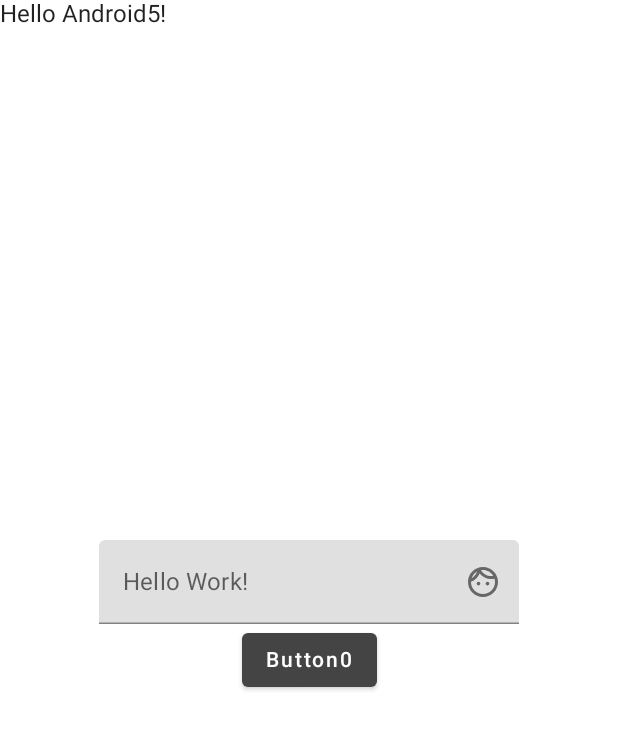
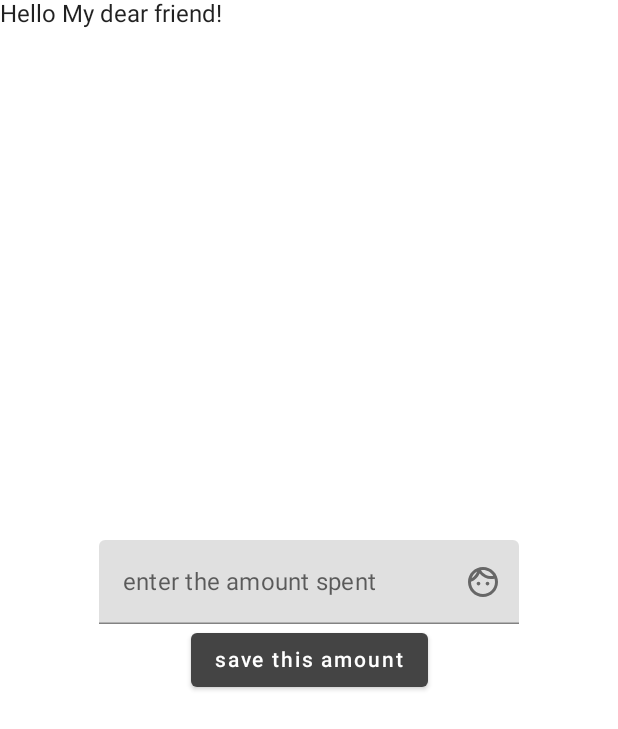
Before and after one commit to shjman/polygon2, an Android app built with Jetpack Compose: the screen it shows after launch (MainActivity), on a phone screen of 412 x 824 dp. Shown: the top 729 px of the screen. Run offline under Robolectric (Android 15) with nearby library versions, the phone set to English and light mode, and no system bars; our stand-ins replace Timber, livedata-compose.

```diff
--- a/app/build.gradle
+++ b/app/build.gradle
@@ -53,8 +53,10 @@ dependencies {
     implementation "androidx.compose.ui:ui:$compose_version"
     implementation "androidx.compose.material:material:$compose_version"
     implementation "androidx.compose.ui:ui-tooling-preview:$compose_version"
+    implementation "androidx.compose.runtime:runtime-livedata:$compose_version"
     debugImplementation "androidx.compose.ui:ui-tooling:$compose_version"
 
+    implementation "androidx.lifecycle:lifecycle-viewmodel-compose:2.4.1"
     implementation 'androidx.lifecycle:lifecycle-runtime-ktx:2.4.1'
     implementation 'androidx.activity:activity-compose:1.4.0'
 
--- a/app/src/main/java/com/shjman/polygon2/MainActivity.kt
+++ b/app/src/main/java/com/shjman/polygon2/MainActivity.kt
@@ -9,30 +9,34 @@ import androidx.compose.material.*
 import androidx.compose.material.icons.Icons
 import androidx.compose.material.icons.outlined.Face
 import androidx.compose.runtime.Composable
-import androidx.compose.runtime.MutableState
-import androidx.compose.runtime.mutableStateOf
-import androidx.compose.runtime.remember
+import androidx.compose.runtime.getValue
+import androidx.compose.runtime.livedata.observeAsState
 import androidx.compose.ui.Alignment
 import androidx.compose.ui.Modifier
 import androidx.compose.ui.graphics.Color
 import androidx.compose.ui.text.input.KeyboardType
 import androidx.compose.ui.tooling.preview.Preview
+import androidx.lifecycle.LiveData
+import androidx.lifecycle.MutableLiveData
+import androidx.lifecycle.ViewModel
+import androidx.lifecycle.viewModelScope
+import androidx.lifecycle.viewmodel.compose.viewModel
 import com.shjman.polygon2.ui.theme.Polygon2Theme
+import kotlinx.coroutines.delay
+import kotlinx.coroutines.launch
 import timber.log.Timber
 
 class MainActivity : ComponentActivity() {
     override fun onCreate(savedInstanceState: Bundle?) {
         super.onCreate(savedInstanceState)
         setContent {
-            val label = remember { mutableStateOf("Button") }
-            val textField = remember { mutableStateOf("") }
             Polygon2Theme {
                 // A surface container using the 'background' color from the theme
                 Surface(
                     modifier = Modifier.fillMaxSize(),
                     color = MaterialTheme.colors.background
                 ) {
-                    Greeting("Android5")
+                    Greeting("My dear friend")
                     Column(
                         modifier = Modifier
                             .fillMaxWidth()
@@ -40,8 +44,7 @@ class MainActivity : ComponentActivity() {
                         verticalArrangement = Arrangement.Center,
                         horizontalAlignment = Alignment.CenterHorizontally
                     ) {
-                        TextField(textField)
-                        ButtonWithColor(textField)
+                        InputAmountSpendScreen()
                     }
                 }
             }
@@ -49,39 +52,50 @@ class MainActivity : ComponentActivity() {
     }
 }
 
-@Composable
-fun Greeting(name: String) {
-    MaterialTheme {
-        Text(text = "Hello $name!")
+class SpentViewModel : ViewModel() {
+    private val _amountSpent: MutableLiveData<Int> = MutableLiveData<Int>(0)
+    val amountSpent: LiveData<Int> = _amountSpent
+
+    fun onAmountSpentChanged(amountSpent: Int) {
+        _amountSpent.value = amountSpent
+    }
+
+    fun onSaveButtonClicked() {
+        viewModelScope.launch {
+            delay(3000)
+            Timber.d("save this amount  == ${amountSpent.value}")
+            _amountSpent.value = 0
+        }
     }
 }
 
 @Composable
-fun TextField(textField: MutableState<String>) {
+fun InputAmountSpendScreen(spentViewModel: SpentViewModel = viewModel()) {
+    val amountSpent: Int by spentViewModel.amountSpent.observeAsState(0)
+    TextField(amountSpent = amountSpent, amountSpentChanged = { spentViewModel.onAmountSpentChanged(it.toIntOrNull() ?: 0) })
+    SaveButton { spentViewModel.onSaveButtonClicked() }
+}
+
+
+@Composable
+fun TextField(amountSpent: Int, amountSpentChanged: (String) -> Unit) {
     TextField(
-        value = textField.value,
+        value = if (amountSpent == 0) "" else amountSpent.toString(),
         singleLine = true,
-        onValueChange = { newText -> textField.value = newText },
+        onValueChange = amountSpentChanged,
         keyboardOptions = KeyboardOptions(keyboardType = KeyboardType.Number),
-        trailingIcon = { Icon(Icons.Outlined.Face, contentDescription = "Дополнительная информация") },
-        placeholder = { Text("Hello Work!") }
+        trailingIcon = { Icon(Icons.Outlined.Face, contentDescription = "trailing icon") },
+        placeholder = { Text("enter the amount spent") }
     )
 }
 
 @Composable
-fun ButtonWithColor(textField: MutableState<String>) {
-    val name = "Button"
-    val labelInt = remember { mutableStateOf(0) }
+fun SaveButton(onSaveAmountClicked: () -> Unit) {
     Button(
-        onClick = {
-            //your onclick code
-            labelInt.value = ++labelInt.value
-            Timber.d("button clicked textField.value = ${textField.value} ")
-        },
+        onClick = onSaveAmountClicked,
         colors = ButtonDefaults.buttonColors(backgroundColor = Color.DarkGray)
-    )
-    {
-        Text(text = name + labelInt.value, color = Color.White)
+    ) {
+        Text(text = "save this amount", color = Color.White)
     }
 }
 
@@ -92,3 +106,10 @@ fun DefaultPreview() {
         Greeting("Android4")
     }
 }
+
+@Composable
+fun Greeting(name: String) {
+    MaterialTheme {
+        Text(text = "Hello $name!")
+    }
+}
```
